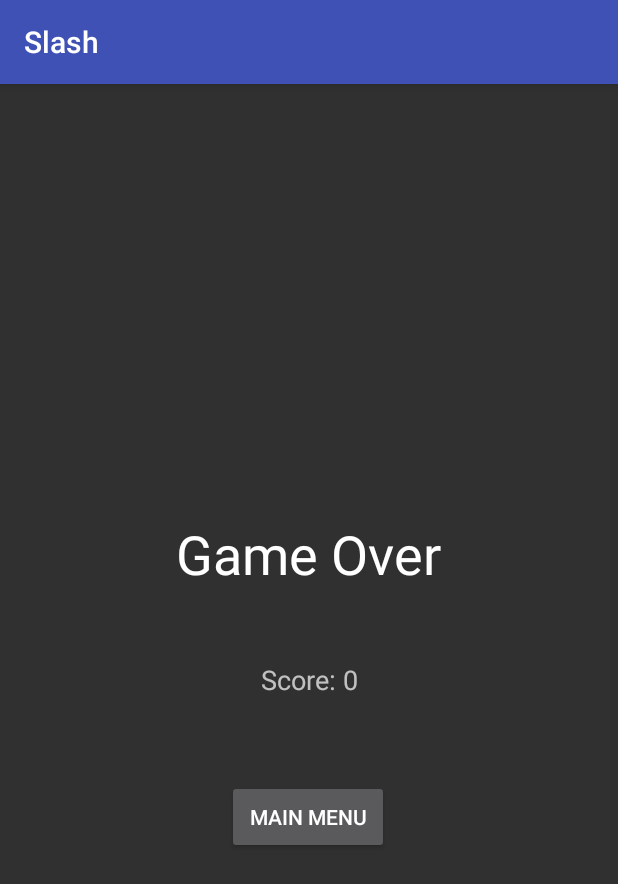
After one commit to jballen73/Slash, an Android app: the GameOverActivity screen opened directly, with no data from a screen before it, on a phone screen of 412 x 824 dp. The commit adds this screen. Shown: the top 884 px of the screen. Run offline under Robolectric (Android 15) with nearby library versions, the phone set to English and light mode, and no system bars.

Commit message:
Added game over screen, which displays final score and allows users to return to the start screen.

```diff
--- a/app/src/main/AndroidManifest.xml
+++ b/app/src/main/AndroidManifest.xml
@@ -21,7 +21,9 @@
         <service
             android:name=".GameService"
             android:enabled="true"
-            android:exported="true"></service>
+            android:exported="true" />
+
+        <activity android:name=".GameOverActivity"></activity>
     </application>
 
 </manifest>
--- a/app/src/main/java/projects/jballen/slash/GameActivity.java
+++ b/app/src/main/java/projects/jballen/slash/GameActivity.java
@@ -23,6 +23,7 @@ public class GameActivity extends AppCompatActivity implements GestureDetector.O
     private ProgressBar gameTimerBar;
     private Button startButton;
     private TextView gameScore;
+    public static final String FINAL_GAME_SCORE = "endOfGameScore";
     @Override
     protected void onCreate(Bundle savedInstanceState) {
         super.onCreate(savedInstanceState);
@@ -59,8 +60,14 @@ public class GameActivity extends AppCompatActivity implements GestureDetector.O
     public void updateProgressBar(int newValue) {
         gameTimerBar.setProgress(newValue);
         if (newValue == 0) {
-            gameService.stopTimer();
+            gameService.stopGame();
         }
+    }
+    @Override
+    public void goToGameOver(int finalScore) {
+        Intent goToGameOverIntent = new Intent(this, GameOverActivity.class);
+        goToGameOverIntent.putExtra(FINAL_GAME_SCORE, finalScore);
+        startActivity(goToGameOverIntent);
     }
     @Override
     public boolean isColorblind() {
@@ -92,7 +99,7 @@ public class GameActivity extends AppCompatActivity implements GestureDetector.O
         runOnUiThread(new Runnable() {
             @Override
             public void run() {
-                gameScore.setText(getString(R.string.game_score, Integer.toString(newValue)));
+                gameScore.setText(getString(R.string.game_score, newValue));
             }
         });
     }
--- a/app/src/main/java/projects/jballen/slash/GameCallbackInterface.java
+++ b/app/src/main/java/projects/jballen/slash/GameCallbackInterface.java
@@ -5,4 +5,5 @@ public interface GameCallbackInterface {
     void updateProgressBar(int newValue);
     void updateScore(int newValue);
     boolean isColorblind();
+    void goToGameOver(int finalScore);
 }
--- /dev/null
+++ b/app/src/main/java/projects/jballen/slash/GameOverActivity.java
@@ -0,0 +1,31 @@
+package projects.jballen.slash;
+
+import android.content.Intent;
+import android.os.Bundle;
+import android.support.v7.app.AppCompatActivity;
+import android.view.View;
+import android.widget.Button;
+import android.widget.TextView;
+
+public class GameOverActivity extends AppCompatActivity {
+    private TextView scoreTextView;
+    private Button backToMainMenuButton;
+    @Override
+    protected void onCreate(Bundle savedInstanceState) {
+        super.onCreate(savedInstanceState);
+        setContentView(R.layout.activity_game_over);
+        scoreTextView = findViewById(R.id.gameOverScore);
+        scoreTextView.setText(getString(R.string.game_score, getIntent().getIntExtra(GameActivity.FINAL_GAME_SCORE, 0)));
+        backToMainMenuButton = findViewById(R.id.gameOverBackToWelcomeButton);
+        backToMainMenuButton.setOnClickListener(new View.OnClickListener() {
+            @Override
+            public void onClick(View view) {
+                backToMainMenu();
+            }
+        });
+    }
+    private void backToMainMenu() {
+        Intent backToMainMenuIntent = new Intent(this, WelcomeActivity.class);
+        startActivity(backToMainMenuIntent);
+    }
+}
--- a/app/src/main/java/projects/jballen/slash/GameService.java
+++ b/app/src/main/java/projects/jballen/slash/GameService.java
@@ -52,7 +52,11 @@ public class GameService extends Service {
         currentGameTask = createNewGameTask();
         timer.schedule(currentGameTask, 0 , currentPeriod);
     }
-    public void stopTimer() {
+    public void stopGame() {
+        stopTimer();
+        callbackInterface.goToGameOver(score);
+    }
+    private void stopTimer() {
         timer.cancel();
         timer.purge();
         currentGameTask.cancel();
--- /dev/null
+++ b/app/src/main/res/layout/activity_game_over.xml
@@ -0,0 +1,59 @@
+<?xml version="1.0" encoding="utf-8"?>
+<android.support.constraint.ConstraintLayout xmlns:android="http://schemas.android.com/apk/res/android"
+    xmlns:app="http://schemas.android.com/apk/res-auto"
+    xmlns:tools="http://schemas.android.com/tools"
+    android:layout_width="match_parent"
+    android:layout_height="match_parent"
+    tools:context=".GameOverActivity">
+
+    <TextView
+        android:id="@+id/gameOverText"
+        android:layout_width="wrap_content"
+        android:layout_height="wrap_content"
+        android:layout_marginBottom="8dp"
+        android:layout_marginEnd="8dp"
+        android:layout_marginStart="8dp"
+        android:layout_marginTop="8dp"
+        android:text="@string/game_over_text"
+        android:textAlignment="center"
+        android:textAppearance="@android:style/TextAppearance.Material.Large"
+        android:textSize="36sp"
+        app:layout_constraintBottom_toBottomOf="parent"
+        app:layout_constraintEnd_toEndOf="parent"
+        app:layout_constraintHorizontal_bias="0.497"
+        app:layout_constraintStart_toStartOf="parent"
+        app:layout_constraintTop_toTopOf="parent"
+        app:layout_constraintVertical_bias="0.399" />
+
+    <TextView
+        android:id="@+id/gameOverScore"
+        android:layout_width="wrap_content"
+        android:layout_height="wrap_content"
+        android:layout_marginBottom="8dp"
+        android:layout_marginEnd="8dp"
+        android:layout_marginStart="8dp"
+        android:layout_marginTop="8dp"
+        android:text="@string/game_score"
+        android:textAppearance="@android:style/TextAppearance.Material.Medium"
+        app:layout_constraintBottom_toBottomOf="parent"
+        app:layout_constraintEnd_toEndOf="parent"
+        app:layout_constraintStart_toStartOf="parent"
+        app:layout_constraintTop_toBottomOf="@+id/gameOverText"
+        app:layout_constraintVertical_bias="0.101" />
+
+    <Button
+        android:id="@+id/gameOverBackToWelcomeButton"
+        android:layout_width="108dp"
+        android:layout_height="49dp"
+        android:layout_marginBottom="172dp"
+        android:layout_marginEnd="8dp"
+        android:layout_marginStart="8dp"
+        android:layout_marginTop="8dp"
+        android:text="@string/back_to_welcome"
+        app:layout_constraintBottom_toBottomOf="parent"
+        app:layout_constraintEnd_toEndOf="parent"
+        app:layout_constraintHorizontal_bias="0.498"
+        app:layout_constraintStart_toStartOf="parent"
+        app:layout_constraintTop_toBottomOf="@+id/gameOverScore"
+        app:layout_constraintVertical_bias="0.363" />
+</android.support.constraint.ConstraintLayout>
--- a/app/src/main/res/values/strings.xml
+++ b/app/src/main/res/values/strings.xml
@@ -11,6 +11,8 @@
     <string name="direction_down">Down</string>
     <string name="direction_none">None</string>
     <string name="game_start">Start</string>
-    <string name="game_score">Score: %1$s</string>
+    <string name="game_score">Score: %1$d</string>
     <string name="colorblind_button_toggle">Colorblind Mode</string>
+    <string name="game_over_text">Game Over</string>
+    <string name="back_to_welcome">Main Menu</string>
 </resources>
```
